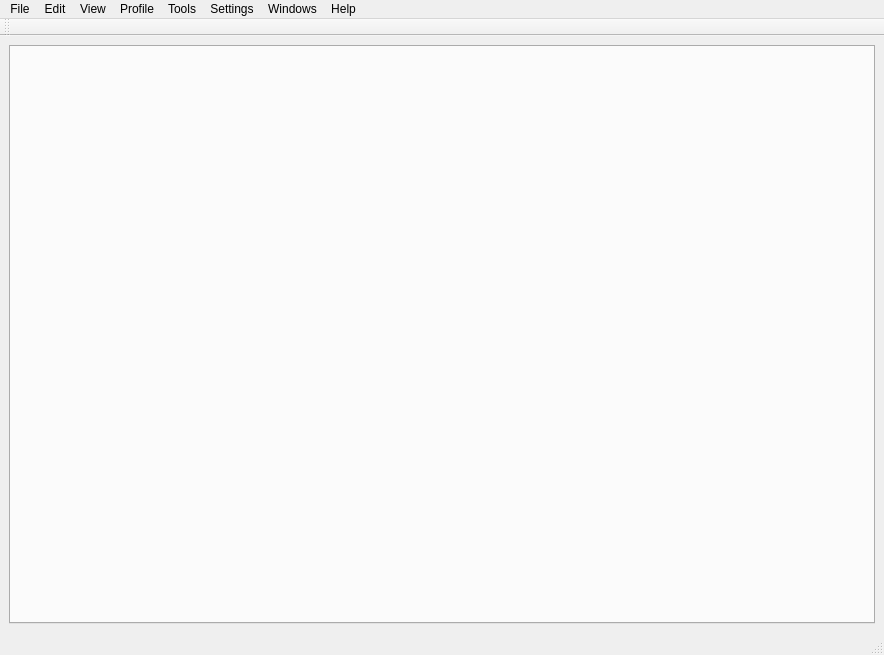
The window that src/gtatools-gui/src/src/gui/MainFrame.ui (alemariusnexus/gtatools) describes before a commit, drawn with Qt 5.
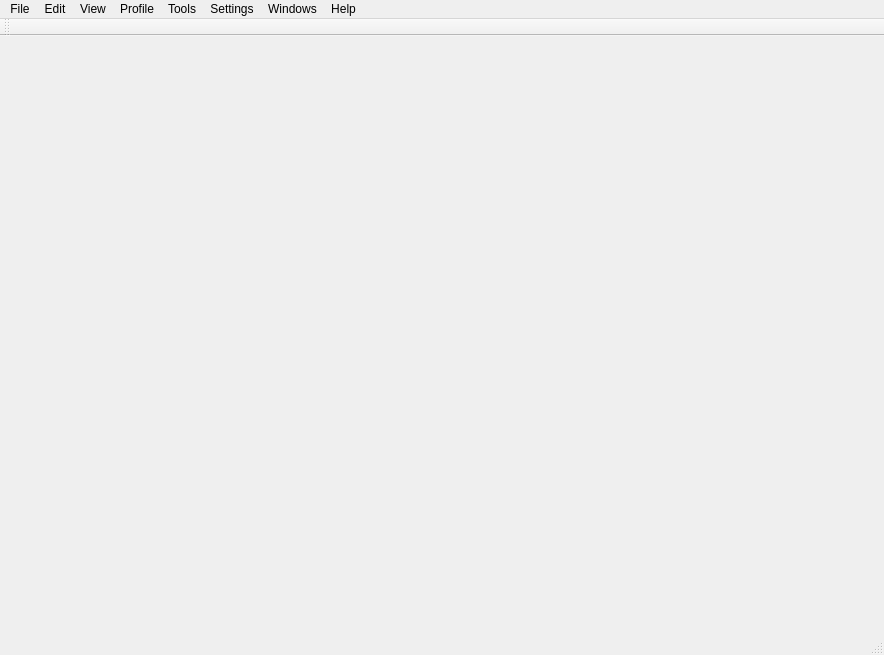
The same window after the commit.

Commit message: - Changed streaming system 	- Put the streaming code into it's own class: StreamingManager 	- Streaming is now delta-based: You get notified when objects are streamed in/out - Some performance improvements - gtatools-gui is now officially screwed up

Patch:
```diff
--- a/src/gtatools-gui/src/src/gui/MainFrame.ui
+++ b/src/gtatools-gui/src/src/gui/MainFrame.ui
@@ -22,47 +22,7 @@
   <property name="dockNestingEnabled">
    <bool>true</bool>
   </property>
-  <widget class="QWidget" name="centralwidget">
-   <layout class="QVBoxLayout" name="verticalLayout">
-    <item>
-     <widget class="QWidget" name="contentWidget" native="true">
-      <property name="sizePolicy">
-       <sizepolicy hsizetype="Preferred" vsizetype="Preferred">
-        <horstretch>3</horstretch>
-        <verstretch>0</verstretch>
-       </sizepolicy>
-      </property>
-      <property name="minimumSize">
-       <size>
-        <width>0</width>
-        <height>0</height>
-       </size>
-      </property>
-      <property name="maximumSize">
-       <size>
-        <width>16777215</width>
-        <height>16777215</height>
-       </size>
-      </property>
-      <layout class="QVBoxLayout" name="verticalLayout_2">
-       <property name="margin">
-        <number>0</number>
-       </property>
-       <item>
-        <widget class="QTabWidget" name="contentTabber">
-         <property name="currentIndex">
-          <number>-1</number>
-         </property>
-         <property name="tabsClosable">
-          <bool>true</bool>
-         </property>
-        </widget>
-       </item>
-      </layout>
-     </widget>
-    </item>
-   </layout>
-  </widget>
+  <widget class="QWidget" name="centralwidget"/>
   <widget class="QMenuBar" name="menuBar">
    <property name="geometry">
     <rect>
```
Left out of the diff: 2 changed lines with no effect on the pictures. The commit also changes 641 other files.
